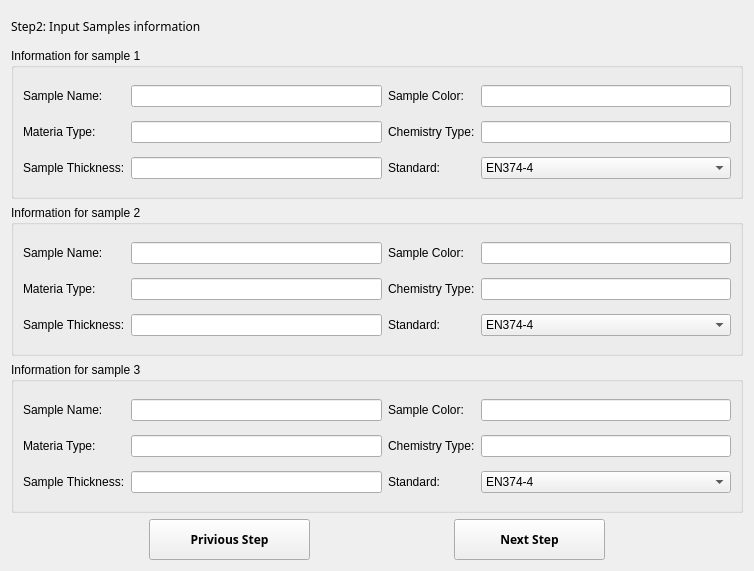
tahyuu/glove_test, file Ui/sample_information_input.ui: the form before one commit.
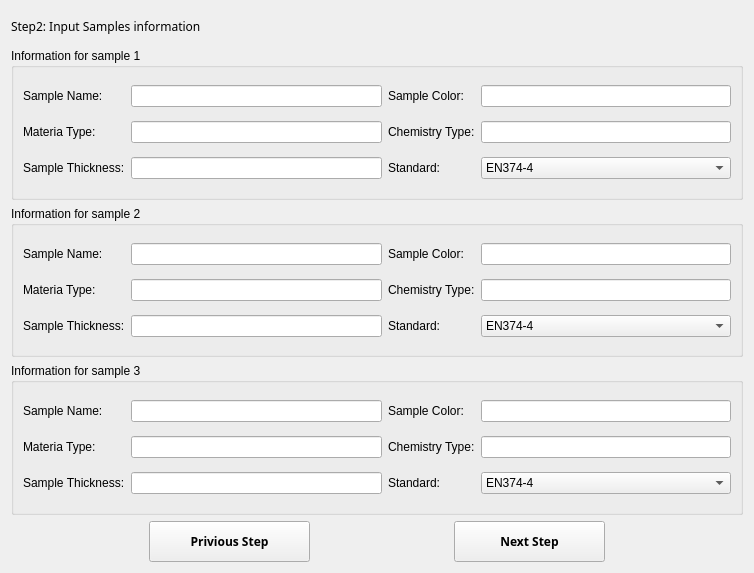
The form after the commit.

Commit message: update the program to fix the privious button

What changed in the file:
```diff
--- a/Ui/sample_information_input.ui
+++ b/Ui/sample_information_input.ui
@@ -7,7 +7,7 @@
     <x>0</x>
     <y>0</y>
     <width>754</width>
-    <height>571</height>
+    <height>573</height>
    </rect>
   </property>
   <property name="windowTitle">
```
Left out of the diff: 25 changed lines with no effect on the pictures. The commit also changes 5 other files.
